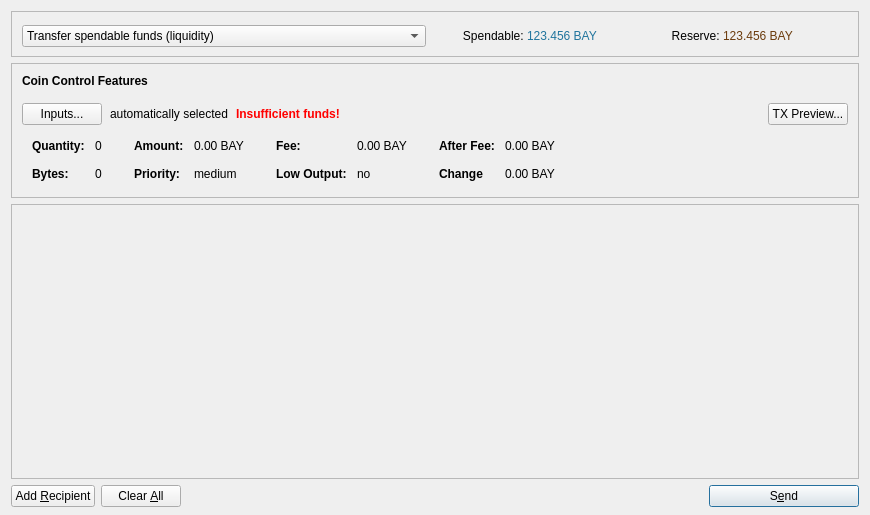
This is src/qt/forms/sendcoinsdialog.ui in bitbaymarket/bitbay-core as Qt 5 draws it before an edit. The edited form follows.
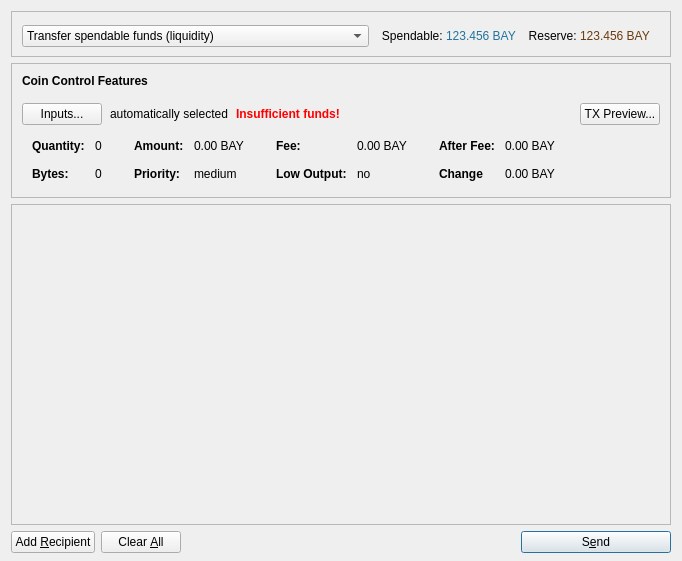
This is the edited form. Icons and pictures are not drawn.

Commit message: adjust sizing

```diff
--- a/src/qt/forms/sendcoinsdialog.ui
+++ b/src/qt/forms/sendcoinsdialog.ui
@@ -6,8 +6,8 @@
    <rect>
     <x>0</x>
     <y>0</y>
-    <width>870</width>
-    <height>515</height>
+    <width>682</width>
+    <height>561</height>
    </rect>
   </property>
   <property name="windowTitle">
@@ -226,7 +226,7 @@
           </property>
           <property name="sizeHint" stdset="0">
            <size>
-            <width>40</width>
+            <width>20</width>
             <height>20</height>
            </size>
           </property>
@@ -745,8 +745,8 @@
        <rect>
         <x>0</x>
         <y>0</y>
-        <width>852</width>
-        <height>253</height>
+        <width>662</width>
+        <height>295</height>
        </rect>
       </property>
       <layout class="QVBoxLayout" name="verticalLayout_2">
```
The commit also changes 1 other file.
